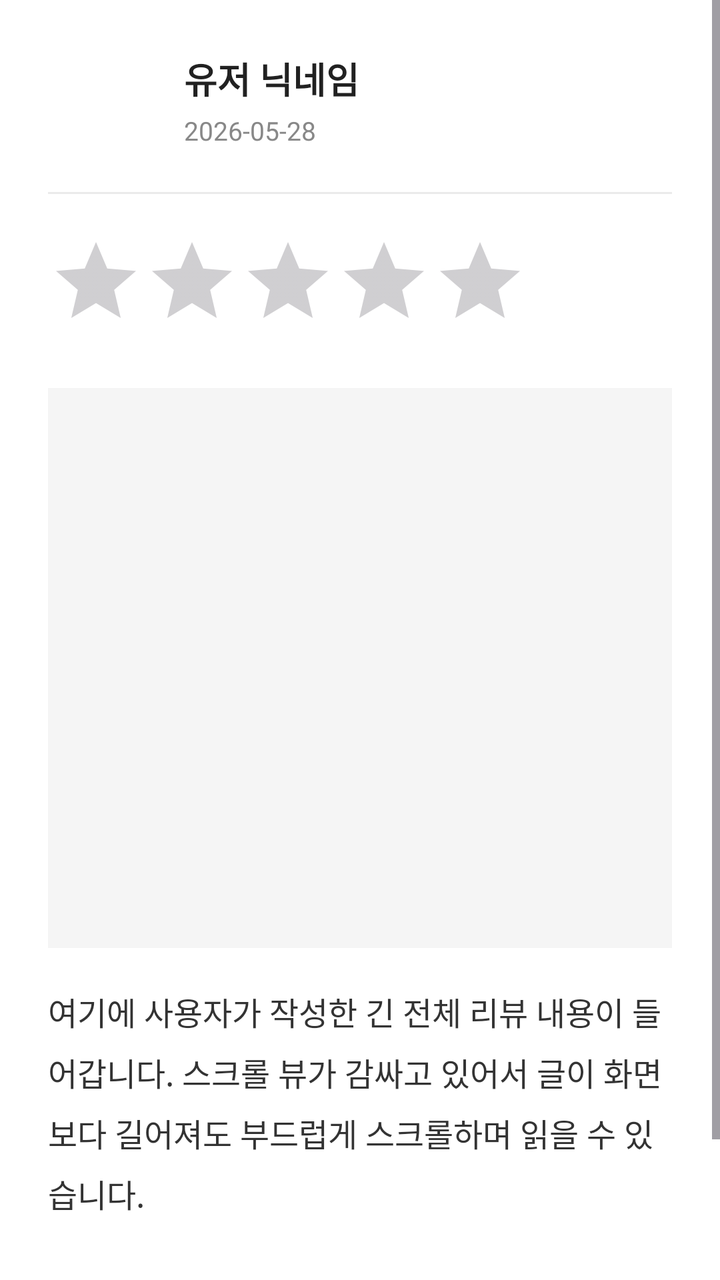
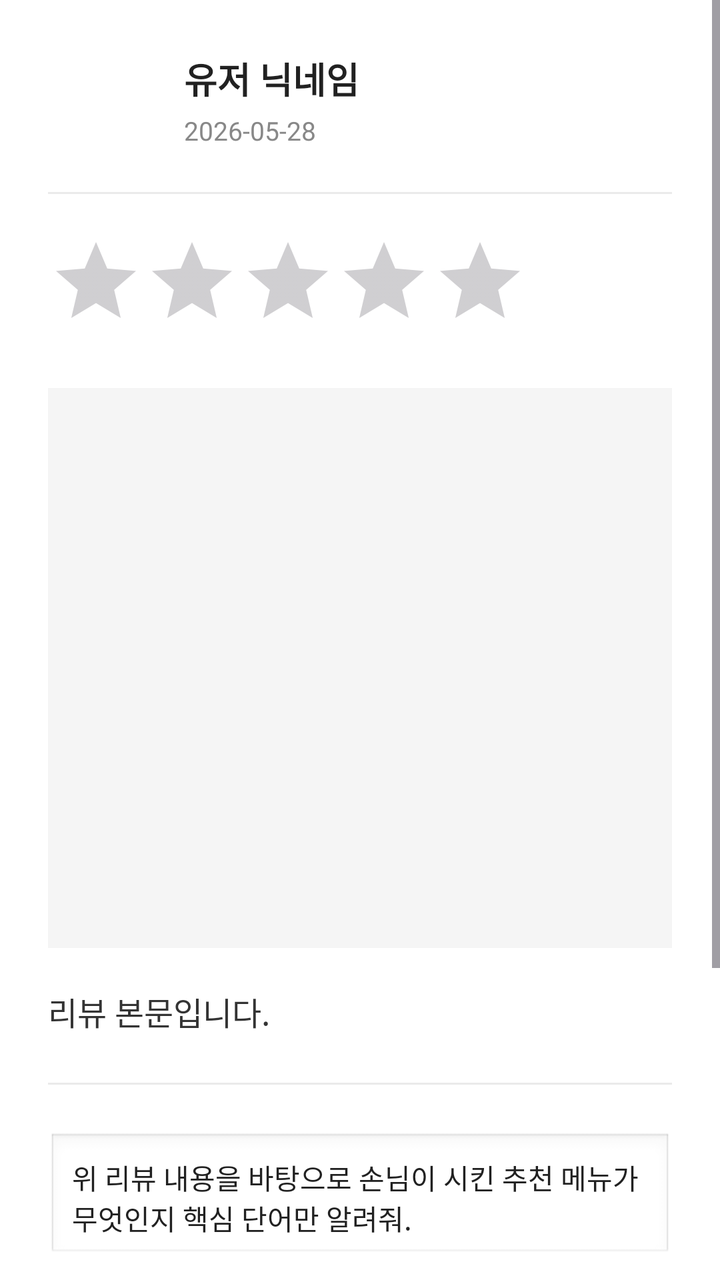

Compare the two renders of this Android layout. The source of the first and the diff that turns it into the second are given below.
<!-- AndroidManifest.xml: application theme Theme.Payclient -->
<!-- res/layout/activity_review_detail.xml -->
<?xml version="1.0" encoding="utf-8"?>
<ScrollView xmlns:android="http://schemas.android.com/apk/res/android"
    android:layout_width="match_parent"
    android:layout_height="match_parent"
    android:id="@+id/main"
    android:fillViewport="true"
    android:background="#FFFFFF">

    <LinearLayout
        android:layout_width="match_parent"
        android:layout_height="wrap_content"
        android:orientation="vertical"
        android:padding="24dp">

        <LinearLayout
            android:layout_width="match_parent"
            android:layout_height="wrap_content"
            android:orientation="horizontal"
            android:gravity="center_vertical">

            <ImageView
                android:id="@+id/ivProfile"
                android:layout_width="52dp"
                android:layout_height="52dp"
                android:scaleType="centerCrop" />

            <LinearLayout
                android:layout_width="match_parent"
                android:layout_height="wrap_content"
                android:orientation="vertical"
                android:layout_marginStart="16dp">

                <TextView
                    android:id="@+id/tvNickname"
                    android:layout_width="wrap_content"
                    android:layout_height="wrap_content"
                    android:text="유저 닉네임"
                    android:textColor="#212121"
                    android:textSize="18sp"
                    android:textStyle="bold" />

                <TextView
                    android:id="@+id/detailCreatedAt"
                    android:layout_width="wrap_content"
                    android:layout_height="wrap_content"
                    android:layout_marginTop="4dp"
                    android:text="2026-05-28"
                    android:textColor="#888888"
                    android:textSize="13sp" />
            </LinearLayout>
        </LinearLayout>

        <View
            android:layout_width="match_parent"
            android:layout_height="1dp"
            android:background="#EAEAEA"
            android:layout_marginTop="20dp"
            android:layout_marginBottom="20dp" />

        <RatingBar
            android:id="@+id/rbRating"
            android:layout_width="wrap_content"
            android:layout_height="wrap_content"
            android:layout_marginBottom="20dp"
            android:numStars="5"
            android:stepSize="1"
            android:isIndicator="true"
            style="?android:attr/ratingBarStyle" />

        <ImageView
            android:id="@+id/ivImageView"
            android:layout_width="match_parent"
            android:layout_height="280dp"
            android:scaleType="centerCrop"
            android:layout_marginBottom="20dp"
            android:background="#F5F5F5"
            android:visibility="visible"/>

        <TextView
            android:id="@+id/detailContent"
            android:layout_width="match_parent"
            android:layout_height="201dp"
            android:lineSpacingMultiplier="1.3"
            android:text="여기에 사용자가 작성한 긴 전체 리뷰 내용이 들어갑니다. 스크롤 뷰가 감싸고 있어서 글이 화면보다 길어져도 부드럽게 스크롤하며 읽을 수 있습니다."
            android:textColor="#333333"
            android:textSize="16sp" />

    </LinearLayout>
</ScrollView>
<!-- resources referenced by this layout -->
<resources>
  <style name="Theme.Payclient" parent="Base.Theme.Payclient" />
  <style name="Base.Theme.Payclient" parent="Theme.Material3.DayNight.NoActionBar">
          
          <item name="colorPrimary">@color/beige</item>
          <item name="android:windowBackground">@color/baby_blue</item>
      </style>
  <color name="beige">#D9C4B0</color>
  <color name="baby_blue">#ECEEDF</color>
</resources>

<!-- the commit's change to res/layout/activity_review_detail.xml (unified diff, before → after) -->
@@ -1,8 +1,9 @@
 <?xml version="1.0" encoding="utf-8"?>
 <ScrollView xmlns:android="http://schemas.android.com/apk/res/android"
+    xmlns:app="http://schemas.android.com/apk/res-auto"
+    android:id="@+id/main"
     android:layout_width="match_parent"
     android:layout_height="match_parent"
-    android:id="@+id/main"
     android:fillViewport="true"
     android:background="#FFFFFF">
 
@@ -73,17 +74,81 @@
             android:layout_height="280dp"
             android:scaleType="centerCrop"
             android:layout_marginBottom="20dp"
-            android:background="#F5F5F5"
-            android:visibility="visible"/>
+            android:background="#F5F5F5" />
 
         <TextView
             android:id="@+id/detailContent"
             android:layout_width="match_parent"
-            android:layout_height="201dp"
+            android:layout_height="wrap_content"
             android:lineSpacingMultiplier="1.3"
-            android:text="여기에 사용자가 작성한 긴 전체 리뷰 내용이 들어갑니다. 스크롤 뷰가 감싸고 있어서 글이 화면보다 길어져도 부드럽게 스크롤하며 읽을 수 있습니다."
+            android:text="리뷰 본문입니다."
             android:textColor="#333333"
-            android:textSize="16sp" />
+            android:textSize="16sp"
+            android:layout_marginBottom="24dp" />
+
+        <View
+            android:layout_width="match_parent"
+            android:layout_height="1dp"
+            android:background="#EAEAEA"
+            android:layout_marginBottom="24dp" />
+
+        <EditText
+            android:id="@+id/etPrompt"
+            android:layout_width="match_parent"
+            android:layout_height="wrap_content"
+            android:hint="여기에 온디바이스 AI 프롬프트를 입력하세요"
+            android:textColor="#212121"
+            android:textSize="14sp"
+            android:background="@android:drawable/edit_text"
+            android:padding="12dp"
+            android:layout_marginBottom="12dp"
+            android:text="위 리뷰 내용을 바탕으로 손님이 시킨 추천 메뉴가 무엇인지 핵심 단어만 알려줘."/>
+
+        <Button
+            android:id="@+id/btnAnalyzeMenu"
+            android:layout_width="match_parent"
+            android:layout_height="52dp"
+            android:text="온디바이스 AI 분석 실행"
+            android:textSize="15sp"
+            android:textStyle="bold"
+            android:backgroundTint="#4AAF50"
+            android:textColor="#FFFFFF"
+            android:layout_marginBottom="16dp"/>
+
+        <ProgressBar
+            android:id="@+id/pbLoading"
+            android:layout_width="wrap_content"
+            android:layout_height="wrap_content"
+            android:layout_gravity="center"
+            android:visibility="gone"
+            android:layout_marginBottom="16dp" />
+
+        <LinearLayout
+            android:layout_width="match_parent"
+            android:layout_height="wrap_content"
+            android:orientation="vertical"
+            android:background="#F9F9F9"
+            android:padding="16dp"
+            android:layout_marginBottom="30dp">
+
+            <TextView
+                android:layout_width="wrap_content"
+                android:layout_height="wrap_content"
+                android:text="✨ 온디바이스 AI 결과"
+                android:textColor="#4AAF50"
+                android:textSize="13sp"
+                android:textStyle="bold"
+                android:layout_marginBottom="8dp"/>
+
+            <TextView
+                android:id="@+id/tvAiResult"
+                android:layout_width="match_parent"
+                android:layout_height="wrap_content"
+                android:text="아직 연산이 수행되지 않았습니다."
+                android:textColor="#555555"
+                android:textSize="15sp"
+                android:lineSpacingMultiplier="1.2"/>
+        </LinearLayout>
 
     </LinearLayout>
 </ScrollView>
